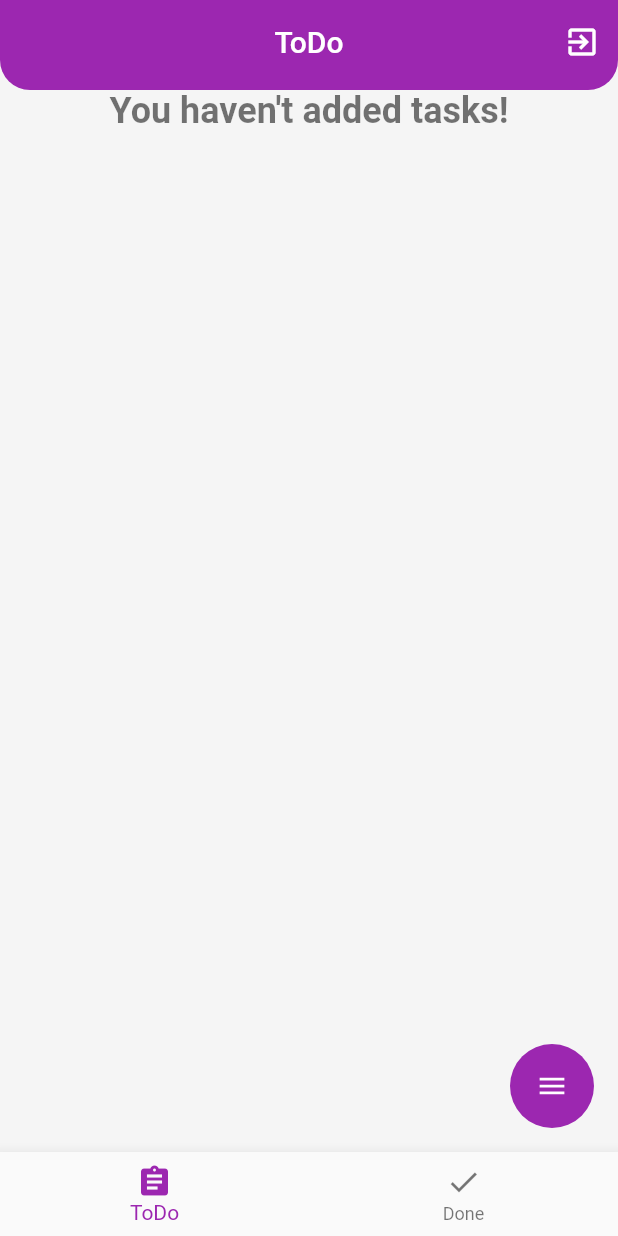
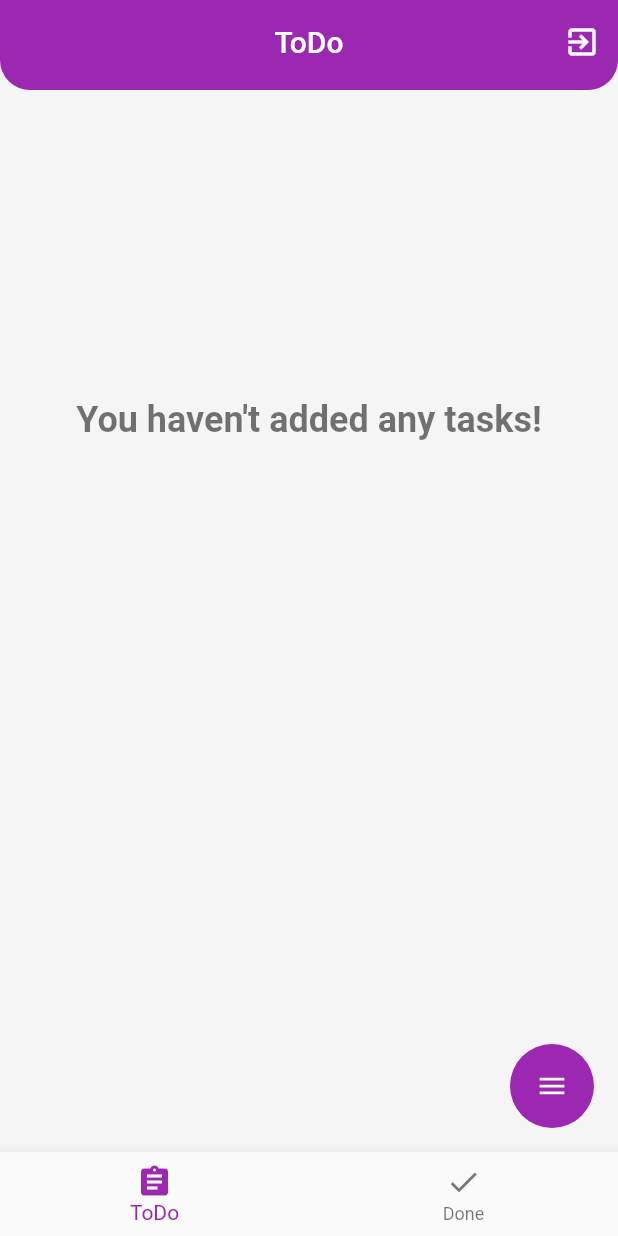
Before and after one commit to Aleksandar1932/todo-app, a Flutter app: the screen it shows once a user with an empty profile is signed in, on a phone screen of 412 x 824 dp. Run offline on Flutter 3.47's test engine with Material 2 defaults, Android fonts, the phone set to English and light mode, and no system bars; drawn by our look-alikes of flutter_speed_dial; our stand-ins replace cloud_firestore, firebase_auth, flutter_spinkit; missing offline and left inert: dart:ffi, dart_json_mapper, reflectable; accounts and stored records are empty.

Commit message:
Improve visual appearance Add new launcher icon

```diff
--- a/lib/main.dart
+++ b/lib/main.dart
@@ -1,7 +1,9 @@
 import 'package:flutter/material.dart';
+import 'package:flutter/widgets.dart';
 import 'package:todo/screens/wrapper.dart';
 import 'package:todo/services/auth.dart';
 import 'package:provider/provider.dart';
+import 'package:todo/shared/constants.dart';
 
 import 'main.reflectable.dart';
 import 'models/user.dart';
@@ -19,13 +21,13 @@ class MyApp extends StatelessWidget {
       value: AuthService().user,
       child: MaterialApp(
           debugShowCheckedModeBanner: false,
-          title: 'Flutter Demo',
+          title: APP_NAME,
           theme: ThemeData(
               primarySwatch: Colors.purple,
               scaffoldBackgroundColor: Colors.grey[100],
               visualDensity: VisualDensity.adaptivePlatformDensity,
               textTheme: TextTheme(
-                headline1: TextStyle(fontSize: 24, fontWeight: FontWeight.bold),
+                headline1: TextStyle(fontSize: 24, fontWeight: FontWeight.bold,),
                 headline2: TextStyle(fontSize: 20, fontWeight: FontWeight.bold),
                 headline3: TextStyle(fontSize: 18, fontWeight: FontWeight.bold),
                 bodyText1: TextStyle(fontSize: 16.0),
--- a/lib/screens/home/tasks/tasks_list_builder.dart
+++ b/lib/screens/home/tasks/tasks_list_builder.dart
@@ -26,7 +26,14 @@ class _TasksListState extends State<TasksList> {
       return Loading();
     } else {
       if (widget.tasks.isEmpty) {
-        return Text(widget.areToDos ? "$TODO_TASKS_NO_TASKS" : "$DONE_TASKS_NO_TASKS", style: Theme.of(context).textTheme.headline1,);
+        return Padding(
+          padding:
+              EdgeInsets.fromLTRB(0, MediaQuery.of(context).size.width / 2, 0, MediaQuery.of(context).size.width / 2),
+          child: Text(
+            widget.areToDos ? "$TODO_TASKS_NO_TASKS" : "$DONE_TASKS_NO_TASKS",
+            style: Theme.of(context).textTheme.headline1,
+          ),
+        );
       } else
         return Padding(
           padding: const EdgeInsets.all(20),
--- a/lib/shared/constants.dart
+++ b/lib/shared/constants.dart
@@ -15,5 +15,5 @@ const INITIAL_DATE_DAYS_OFFSET = 1;
 const String TODO_TASKS_HEADING = "Tasks to do";
 const String DONE_TASKS_HEADING = "Done tasks";
 
-const String TODO_TASKS_NO_TASKS = "You haven't added tasks!";
+const String TODO_TASKS_NO_TASKS = "You haven't added any tasks!";
 const String DONE_TASKS_NO_TASKS = "You've done all of your tasks!";
```
Also changed, not shown: lib/screens/home/home.dart (+0 -13 lines), pubspec.yaml (+9 -12 lines), pubspec.lock, 16 other files.
